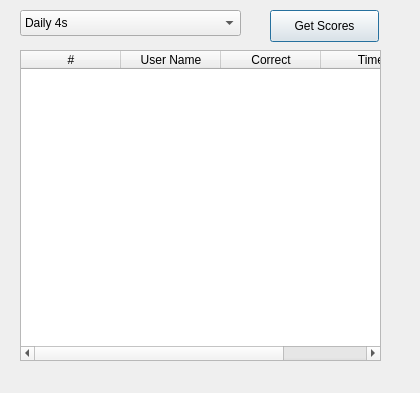
domino14/aerolithdesktop, file trunk/client/src/scoresForm.ui: the form before one commit.
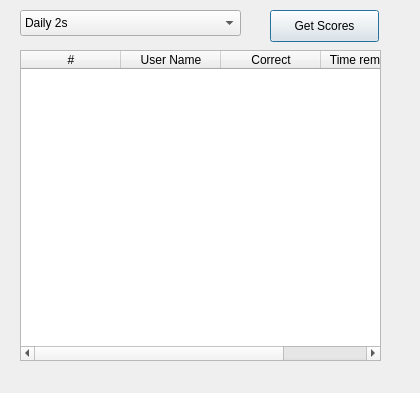
The form after the commit.

Commit message: made some server changes to add daily 2s and 3s

```diff
--- a/trunk/client/src/scoresForm.ui
+++ b/trunk/client/src/scoresForm.ui
@@ -46,6 +46,16 @@
      <height>26</height>
     </rect>
    </property>
+   <item>
+    <property name="text" >
+     <string>Daily 2s</string>
+    </property>
+   </item>
+   <item>
+    <property name="text" >
+     <string>Daily 3s</string>
+    </property>
+   </item>
    <item>
     <property name="text" >
      <string>Daily 4s</string>
@@ -145,7 +155,7 @@
    </column>
    <column>
     <property name="text" >
-     <string>Time</string>
+     <string>Time remaining</string>
     </property>
    </column>
   </widget>
```
The commit also changes 16 other files.
